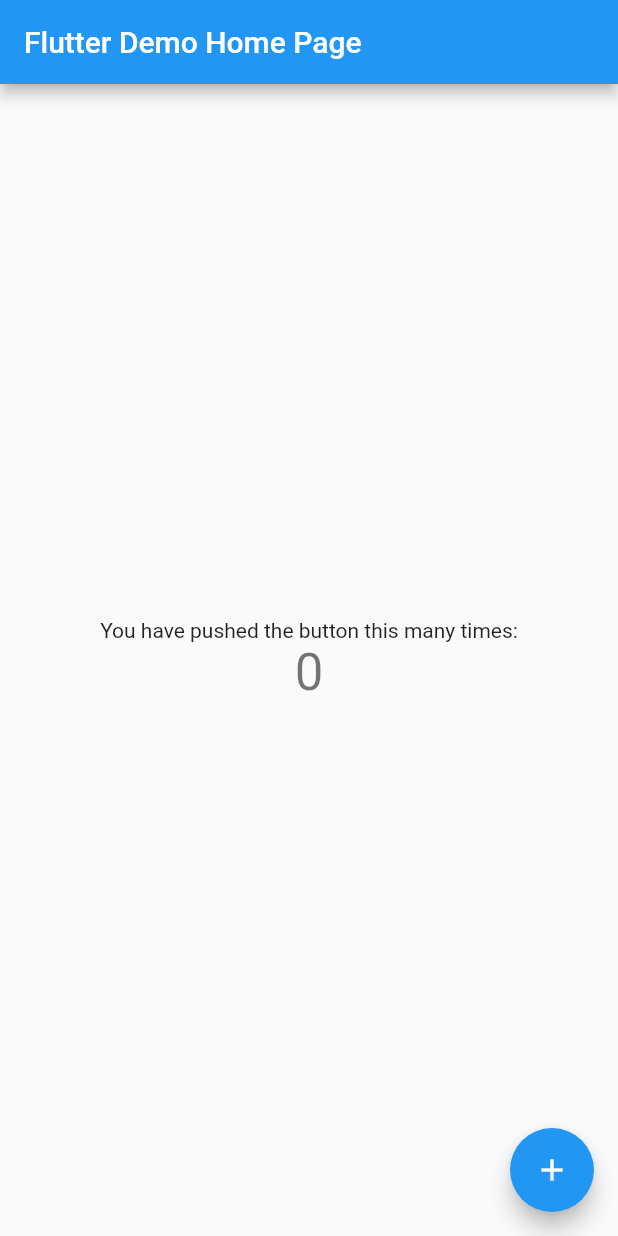
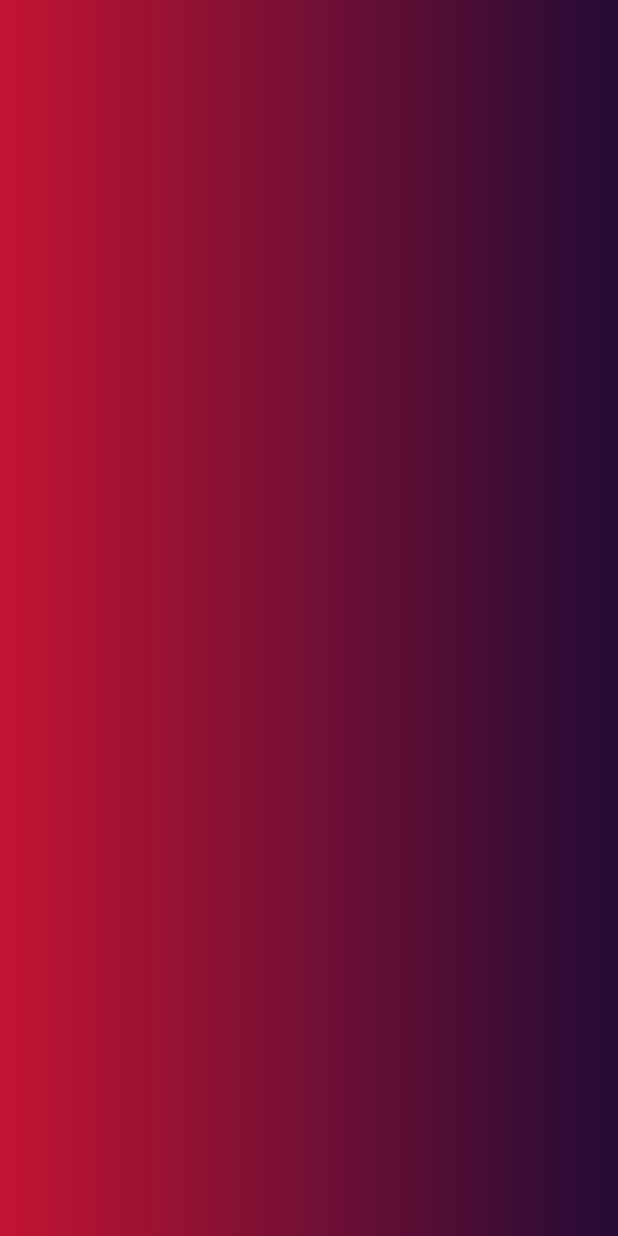
Before and after one commit to Rakibul25/flutterwebapp, a Flutter app: the screen it shows after launch, on a phone screen of 412 x 824 dp. Run offline on Flutter 3.47's test engine with Material 2 defaults, Android fonts, the light colour scheme and no system bars.

Commit message:
background coloe ready!

```diff
--- a/firstflutterwebapp/lib/main.dart
+++ b/firstflutterwebapp/lib/main.dart
@@ -1,113 +1,33 @@
 import 'package:flutter/material.dart';
 
-void main() {
-  runApp(MyApp());
-}
+void main() => runApp(MyApp());
 
 class MyApp extends StatelessWidget {
-  // This widget is the root of your application.
   @override
   Widget build(BuildContext context) {
     return MaterialApp(
       title: 'Flutter Demo',
-      theme: ThemeData(
-        // This is the theme of your application.
-        //
-        // Try running your application with "flutter run". You'll see the
-        // application has a blue toolbar. Then, without quitting the app, try
-        // changing the primarySwatch below to Colors.green and then invoke
-        // "hot reload" (press "r" in the console where you ran "flutter run",
-        // or simply save your changes to "hot reload" in a Flutter IDE).
-        // Notice that the counter didn't reset back to zero; the application
-        // is not restarted.
-        primarySwatch: Colors.blue,
-      ),
-      home: MyHomePage(title: 'Flutter Demo Home Page'),
+      theme: ThemeData(primarySwatch: Colors.blue, fontFamily: "Montserrat"),
+      home: MyHomePage(),
     );
   }
 }
 
-class MyHomePage extends StatefulWidget {
-  MyHomePage({Key key, this.title}) : super(key: key);
-
-  // This widget is the home page of your application. It is stateful, meaning
-  // that it has a State object (defined below) that contains fields that affect
-  // how it looks.
-
-  // This class is the configuration for the state. It holds the values (in this
-  // case the title) provided by the parent (in this case the App widget) and
-  // used by the build method of the State. Fields in a Widget subclass are
-  // always marked "final".
-
-  final String title;
-
-  @override
-  _MyHomePageState createState() => _MyHomePageState();
-}
-
-class _MyHomePageState extends State<MyHomePage> {
-  int _counter = 0;
-
-  void _incrementCounter() {
-    setState(() {
-      // This call to setState tells the Flutter framework that something has
-      // changed in this State, which causes it to rerun the build method below
-      // so that the display can reflect the updated values. If we changed
-      // _counter without calling setState(), then the build method would not be
-      // called again, and so nothing would appear to happen.
-      _counter++;
-    });
-  }
-
+class MyHomePage extends StatelessWidget {
   @override
   Widget build(BuildContext context) {
-    // This method is rerun every time setState is called, for instance as done
-    // by the _incrementCounter method above.
-    //
-    // The Flutter framework has been optimized to make rerunning build methods
-    // fast, so that you can just rebuild anything that needs updating rather
-    // than having to individually change instances of widgets.
+    // TODO: implement build
     return Scaffold(
-      appBar: AppBar(
-        // Here we take the value from the MyHomePage object that was created by
-        // the App.build method, and use it to set our appbar title.
-        title: Text(widget.title),
+      body: Container(
+        decoration: BoxDecoration(
+            gradient: LinearGradient(
+                begin: Alignment.centerLeft,
+                end: Alignment.centerRight,
+                colors: [
+              Color.fromRGBO(195, 20, 50, 1.0),
+              Color.fromRGBO(36, 11, 54, 1.0)
+            ])),
       ),
-      body: Center(
-        // Center is a layout widget. It takes a single child and positions it
-        // in the middle of the parent.
-        child: Column(
-          // Column is also a layout widget. It takes a list of children and
-          // arranges them vertically. By default, it sizes itself to fit its
-          // children horizontally, and tries to be as tall as its parent.
-          //
-          // Invoke "debug painting" (press "p" in the console, choose the
-          // "Toggle Debug Paint" action from the Flutter Inspector in Android
-          // Studio, or the "Toggle Debug Paint" command in Visual Studio Code)
-          // to see the wireframe for each widget.
-          //
-          // Column has various properties to control how it sizes itself and
-          // how it positions its children. Here we use mainAxisAlignment to
-          // center the children vertically; the main axis here is the vertical
-          // axis because Columns are vertical (the cross axis would be
-          // horizontal).
-          mainAxisAlignment: MainAxisAlignment.center,
-          children: <Widget>[
-            Text(
-              'You have pushed the button this many times:',
-            ),
-            Text(
-              '$_counter',
-              style: Theme.of(context).textTheme.headline4,
-            ),
-          ],
-        ),
-      ),
-      floatingActionButton: FloatingActionButton(
-        onPressed: _incrementCounter,
-        tooltip: 'Increment',
-        child: Icon(Icons.add),
-      ), // This trailing comma makes auto-formatting nicer for build methods.
     );
   }
 }
```
Also changed, not shown: firstflutterwebapp/pubspec.yaml (+7 -1 lines), firstflutterwebapp/assets/fonts/Montserrat-Bold.ttf (added), firstflutterwebapp/assets/fonts/Montserrat-Regular.ttf (added), firstflutterwebapp/assets/images/lp_image.png (added), 1 other file.
